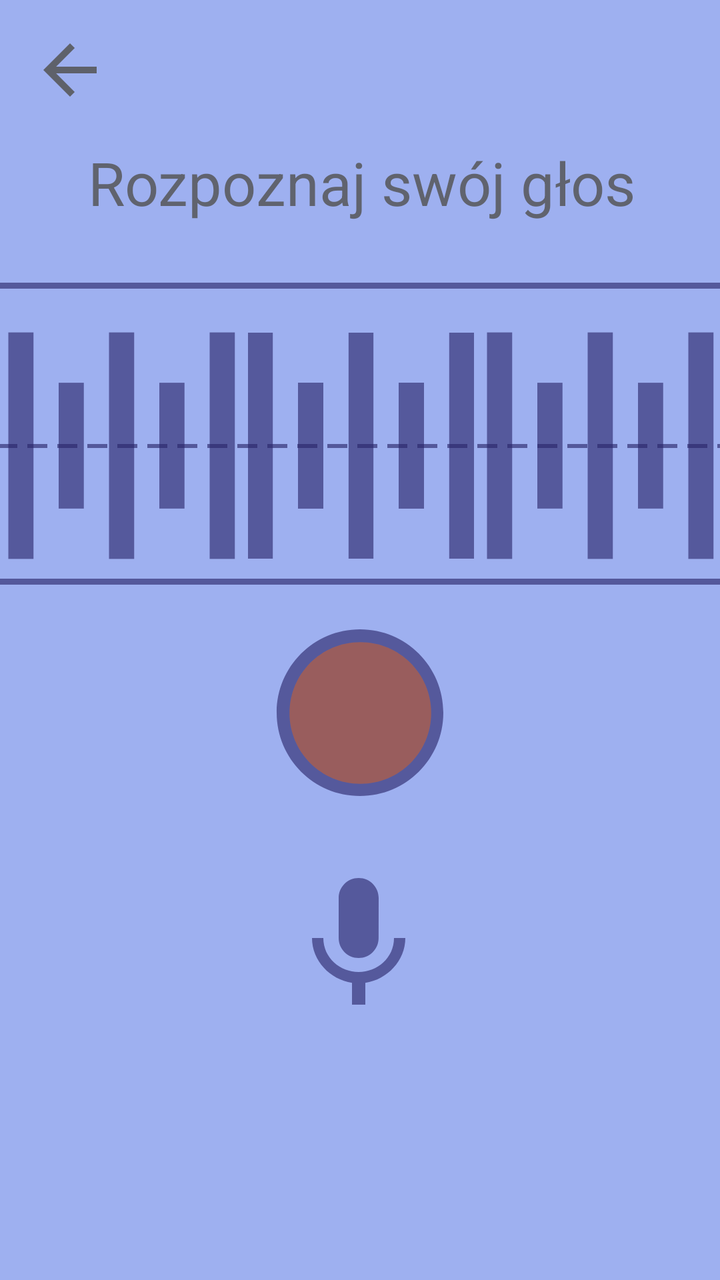
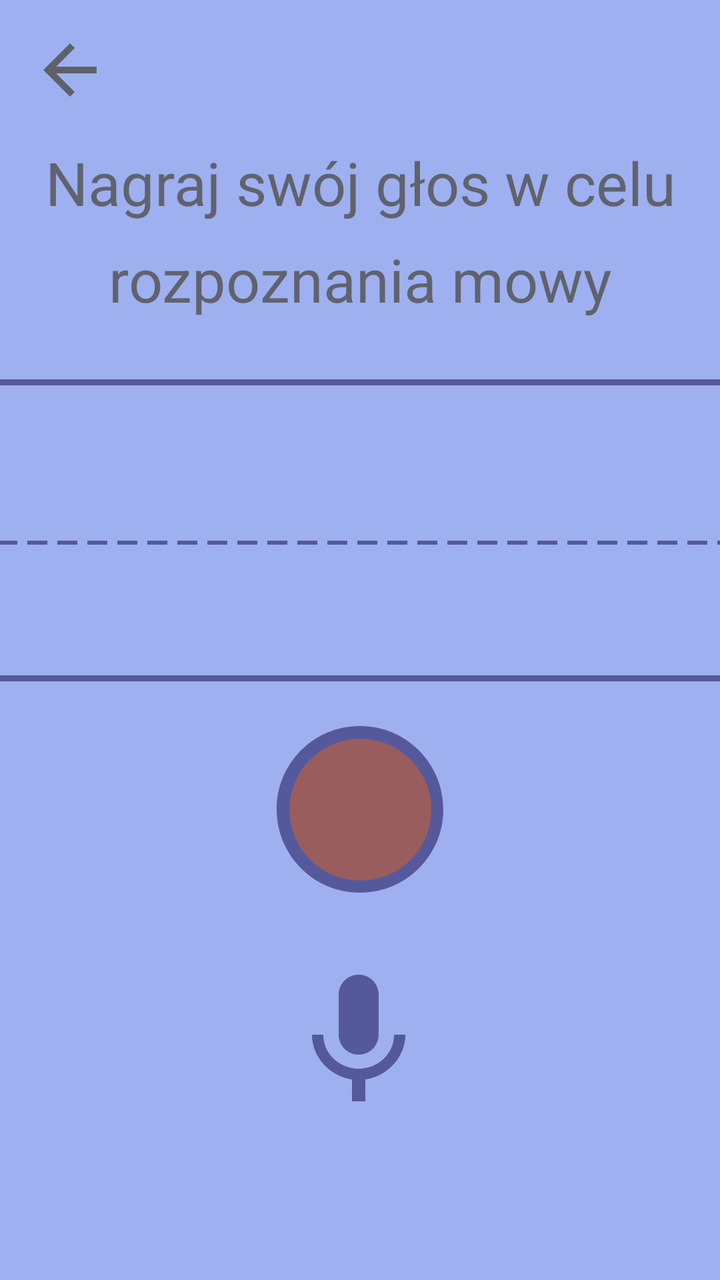

Compare the two renders of this Android layout. The source of the first and the diff that turns it into the second are given below.
<!-- AndroidManifest.xml: application theme Theme.TiredTalker -->
<!-- res/layout/fragment_nagrywanie.xml -->
<?xml version="1.0" encoding="utf-8"?>
<androidx.constraintlayout.widget.ConstraintLayout xmlns:android="http://schemas.android.com/apk/res/android"
    xmlns:app="http://schemas.android.com/apk/res-auto"
    android:layout_width="match_parent"
    android:layout_height="match_parent"
    xmlns:tools="http://schemas.android.com/tools"
    android:background="@color/light_blue">

    
    <ImageButton
        android:id="@+id/backButton"
        android:layout_width="40dp"
        android:layout_height="40dp"
        android:background="@drawable/arrow_back"
        app:layout_constraintTop_toTopOf="parent"
        app:layout_constraintStart_toStartOf="parent"
        android:layout_margin="15dp" />

    
    <TextView
        android:id="@+id/titleText"
        android:layout_width="wrap_content"
        android:layout_height="wrap_content"
        android:layout_marginTop="16dp"
        android:text="Rozpoznaj swój głos"
        android:textColor="@color/brown"
        android:textSize="30sp"
        app:layout_constraintEnd_toEndOf="parent"
        app:layout_constraintHorizontal_bias="0.508"
        app:layout_constraintStart_toStartOf="parent"
        app:layout_constraintTop_toBottomOf="@id/backButton" />


    
    <ImageView
        android:id="@+id/rectangleImage"
        android:layout_width="387dp"
        android:layout_height="151dp"
        android:src="@drawable/thin_square"
        app:layout_constraintTop_toBottomOf="@id/titleText"
        app:layout_constraintStart_toStartOf="parent"
        app:layout_constraintEnd_toEndOf="parent"
        android:layout_marginTop="30dp"
        tools:layout_editor_absoluteY="246dp"/>

    
    <ImageView
        android:id="@+id/lineImage"
        android:layout_width="366dp"
        android:layout_height="120dp"
        android:src="@drawable/dashed_line"
        app:layout_constraintTop_toTopOf="@id/rectangleImage"
        app:layout_constraintStart_toStartOf="@id/rectangleImage"
        app:layout_constraintEnd_toEndOf="@id/rectangleImage"
        app:layout_constraintBottom_toBottomOf="@id/rectangleImage"
        android:layout_marginTop="12dp" />

    

    

    


    <ImageView
        android:id="@+id/sound1"
        android:layout_width="387dp"
        android:layout_height="151dp"
        android:layout_marginTop="12dp"
        android:rotation="90"
        android:src="@drawable/sound"
        app:layout_constraintBottom_toBottomOf="@id/rectangleImage"
        app:layout_constraintStart_toStartOf="@id/rectangleImage"
        app:layout_constraintTop_toTopOf="@id/rectangleImage"
        android:layout_marginStart="-120dp"/>

    <ImageView
        android:id="@+id/sound2"
        android:layout_width="387dp"
        android:layout_height="151dp"
        android:layout_marginTop="12dp"
        android:rotation="90"
        android:src="@drawable/sound"
        app:layout_constraintBottom_toBottomOf="@id/rectangleImage"
        app:layout_constraintStart_toStartOf="@id/rectangleImage"
        app:layout_constraintTop_toTopOf="@id/rectangleImage"/>

    <ImageView
        android:id="@+id/sound3"
        android:layout_width="387dp"
        android:layout_height="151dp"
        android:layout_marginTop="12dp"
        android:rotation="90"
        android:src="@drawable/sound"
        app:layout_constraintBottom_toBottomOf="@id/rectangleImage"
        app:layout_constraintStart_toStartOf="@id/rectangleImage"
        app:layout_constraintTop_toTopOf="@id/rectangleImage"
        android:layout_marginStart="120dp"/>


    <ImageView

        android:id="@+id/circleImage"
        android:layout_width="100dp"
        android:layout_height="200dp"
        android:src="@drawable/empty_circle"
        app:layout_constraintTop_toBottomOf="@id/titleText"
        app:layout_constraintStart_toStartOf="parent"
        app:layout_constraintEnd_toEndOf="parent"
        android:layout_marginTop="145dp" />

    
    <ImageButton

        android:id="@+id/nagrywanie_btn"
        android:layout_width="85dp"
        android:layout_height="85dp"
        android:background="@drawable/redcircle"
        app:layout_constraintTop_toTopOf="@id/circleImage"
        app:layout_constraintBottom_toBottomOf="@id/circleImage"
        app:layout_constraintStart_toStartOf="@id/circleImage"
        app:layout_constraintEnd_toEndOf="@id/circleImage" />

    
    <ImageView
        android:id="@+id/bottomImage"
        android:layout_width="80dp"
        android:layout_height="100dp"
        android:layout_marginTop="20dp"
        android:src="@drawable/microphone"
        app:layout_constraintEnd_toEndOf="parent"
        app:layout_constraintHorizontal_bias="0.498"
        app:layout_constraintStart_toStartOf="parent"
        app:layout_constraintTop_toBottomOf="@id/nagrywanie_btn" />

</androidx.constraintlayout.widget.ConstraintLayout>
<!-- resources referenced by this layout -->
<resources>
  <color name="brown">#99373017</color>
  <color name="light_blue">#9EB0F0</color>
  <!-- drawable arrow_back (drawable) -->
  <vector xmlns:android="http://schemas.android.com/apk/res/android"
      android:alpha="0.62"
      android:autoMirrored="true"
      android:height="35dp"
      android:tint="#373017"
      android:viewportHeight="24"
      android:viewportWidth="24"
      android:width="35dp">
        
      <path
          android:fillColor="@android:color/white"
          android:pathData="M20,11H7.83l5.59,-5.59L12,4l-8,8 8,8 1.41,-1.41L7.83,13H20v-2z"/>
      
  </vector>
  <!-- drawable dashed_line (drawable) -->
  <?xml version="1.0" encoding="utf-8"?>
  <shape xmlns:android="http://schemas.android.com/apk/res/android"
      android:shape="line">
      <stroke
          android:width="2dp"
          android:color="@color/darkest_blue"
          android:dashWidth="10dp"
          android:dashGap="5dp"/>
  </shape>
  <!-- drawable empty_circle (drawable) -->
  <vector
      android:alpha="0.62"
      android:height="40dp"
      android:width="40dp"
      android:tint="#282368"
      android:viewportHeight="24"
      android:viewportWidth="24"
  
      xmlns:android="http://schemas.android.com/apk/res/android">
      <path
          android:fillColor="@android:color/white"
          android:pathData="M12,2C6.47,2 2,6.47 2,12c0,5.53 4.47,10 10,10s10,-4.47 10,-10C22,6.47 17.53,2 12,2zM12,20c-4.42,0 -8,-3.58 -8,-8c0,-4.42 3.58,-8 8,-8s8,3.58 8,8C20,16.42 16.42,20 12,20z"/>
  </vector>
  <!-- drawable redcircle (drawable) -->
  <vector
      android:height="35dp"
      android:width="35dp"
      android:tint="#995D5D"
      android:viewportHeight="24"
      android:viewportWidth="24"
      xmlns:android="http://schemas.android.com/apk/res/android">
      <path
          android:fillColor="@android:color/white"
          android:pathData="M12,2C6.47,2 2,6.47 2,12s4.47,10 10,10 10,-4.47 10,-10S17.53,2 12,2z"/>
  </vector>
  <!-- drawable sound (drawable) -->
  <vector android:alpha="0.62" android:height="24dp"
      android:tint="#282368" android:viewportHeight="24"
      android:viewportWidth="24" android:width="24dp" xmlns:android="http://schemas.android.com/apk/res/android">
      <path android:fillColor="@android:color/white" android:pathData="M7,15v2h10v-2L7,15zM3,21h18v-2L3,19v2zM3,13h18v-2L3,11v2zM7,7v2h10L17,7L7,7zM3,3v2h18L21,3L3,3z"/>
  </vector>
  <!-- drawable thin_square (drawable) -->
  <?xml version="1.0" encoding="utf-8"?>
  <shape
  
      xmlns:android="http://schemas.android.com/apk/res/android">
      
      
      
      <solid
          android:color="@android:color/transparent"/>
      <stroke
          android:width="3dp"
          android:color="@color/darkest_blue"/>
      <corners android:radius="0dp"/>
  </shape>
  <style name="Theme.TiredTalker" parent="Theme.MaterialComponents.DayNight.DarkActionBar">
          
          <item name="colorPrimary">@color/purple_500</item>
          <item name="colorPrimaryVariant">@color/purple_700</item>
          <item name="colorOnPrimary">@color/white</item>
          
          <item name="colorSecondary">@color/teal_200</item>
          <item name="colorSecondaryVariant">@color/teal_700</item>
          <item name="colorOnSecondary">@color/black</item>
          
          <item name="android:statusBarColor">?attr/colorPrimaryVariant</item>
          
      </style>
  <color name="darkest_blue">#9E282368</color>
  <color name="purple_500">#FF6200EE</color>
  <color name="purple_700">#FF3700B3</color>
  <color name="white">#FFFFFFFF</color>
  <color name="teal_200">#FF03DAC5</color>
  <color name="teal_700">#FF018786</color>
  <color name="black">#FF000000</color>
  <!-- unchanged entries left out for length: 1 -->
</resources>

<!-- the commit's change to res/layout/fragment_nagrywanie.xml (unified diff, before → after) -->
@@ -22,7 +22,7 @@
         android:layout_width="wrap_content"
         android:layout_height="wrap_content"
         android:layout_marginTop="16dp"
-        android:text="Rozpoznaj swój głos"
+        android:text="Nagraj swój głos w celu"
         android:textColor="@color/brown"
         android:textSize="30sp"
         app:layout_constraintEnd_toEndOf="parent"
@@ -30,6 +30,18 @@
         app:layout_constraintStart_toStartOf="parent"
         app:layout_constraintTop_toBottomOf="@id/backButton" />
 
+    
+    <TextView
+        android:id="@+id/descriptionText"
+        android:layout_width="wrap_content"
+        android:layout_height="wrap_content"
+        android:text="rozpoznania mowy"
+        android:textColor="@color/brown"
+        android:textSize="30sp"
+        app:layout_constraintTop_toBottomOf="@id/titleText"
+        app:layout_constraintStart_toStartOf="parent"
+        app:layout_constraintEnd_toEndOf="parent"
+        android:layout_marginTop="8dp" />
 
     
     <ImageView
@@ -37,7 +49,7 @@
         android:layout_width="387dp"
         android:layout_height="151dp"
         android:src="@drawable/thin_square"
-        app:layout_constraintTop_toBottomOf="@id/titleText"
+        app:layout_constraintTop_toBottomOf="@id/descriptionText"
         app:layout_constraintStart_toStartOf="parent"
         app:layout_constraintEnd_toEndOf="parent"
         android:layout_marginTop="30dp"
@@ -56,55 +68,13 @@
         android:layout_marginTop="12dp" />
 
     
-
-    
-
-    
-
-
-    <ImageView
-        android:id="@+id/sound1"
-        android:layout_width="387dp"
-        android:layout_height="151dp"
-        android:layout_marginTop="12dp"
-        android:rotation="90"
-        android:src="@drawable/sound"
-        app:layout_constraintBottom_toBottomOf="@id/rectangleImage"
-        app:layout_constraintStart_toStartOf="@id/rectangleImage"
-        app:layout_constraintTop_toTopOf="@id/rectangleImage"
-        android:layout_marginStart="-120dp"/>
-
-    <ImageView
-        android:id="@+id/sound2"
-        android:layout_width="387dp"
-        android:layout_height="151dp"
-        android:layout_marginTop="12dp"
-        android:rotation="90"
-        android:src="@drawable/sound"
-        app:layout_constraintBottom_toBottomOf="@id/rectangleImage"
-        app:layout_constraintStart_toStartOf="@id/rectangleImage"
-        app:layout_constraintTop_toTopOf="@id/rectangleImage"/>
-
-    <ImageView
-        android:id="@+id/sound3"
-        android:layout_width="387dp"
-        android:layout_height="151dp"
-        android:layout_marginTop="12dp"
-        android:rotation="90"
-        android:src="@drawable/sound"
-        app:layout_constraintBottom_toBottomOf="@id/rectangleImage"
-        app:layout_constraintStart_toStartOf="@id/rectangleImage"
-        app:layout_constraintTop_toTopOf="@id/rectangleImage"
-        android:layout_marginStart="120dp"/>
-
-
     <ImageView
 
         android:id="@+id/circleImage"
         android:layout_width="100dp"
         android:layout_height="200dp"
         android:src="@drawable/empty_circle"
-        app:layout_constraintTop_toBottomOf="@id/titleText"
+        app:layout_constraintTop_toBottomOf="@id/descriptionText"
         app:layout_constraintStart_toStartOf="parent"
         app:layout_constraintEnd_toEndOf="parent"
         android:layout_marginTop="145dp" />
<!-- resource entries referenced after the edit -->
@@ -53,12 +53,6 @@
           android:fillColor="@android:color/white"
           android:pathData="M12,2C6.47,2 2,6.47 2,12s4.47,10 10,10 10,-4.47 10,-10S17.53,2 12,2z"/>
   </vector>
-  <!-- drawable sound (drawable) -->
-  <vector android:alpha="0.62" android:height="24dp"
-      android:tint="#282368" android:viewportHeight="24"
-      android:viewportWidth="24" android:width="24dp" xmlns:android="http://schemas.android.com/apk/res/android">
-      <path android:fillColor="@android:color/white" android:pathData="M7,15v2h10v-2L7,15zM3,21h18v-2L3,19v2zM3,13h18v-2L3,11v2zM7,7v2h10L17,7L7,7zM3,3v2h18L21,3L3,3z"/>
-  </vector>
   <!-- drawable thin_square (drawable) -->
   <?xml version="1.0" encoding="utf-8"?>
   <shape
